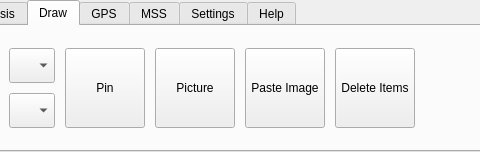
This is src/ui/qgsribbontopwidget.ui in kadas-albireo/kadas-albireo as Qt 5 draws it before an edit; both pictures show x 546 to 1026 and y 0 to 152 of the 1349 by 152 pixel window. The edited form follows.
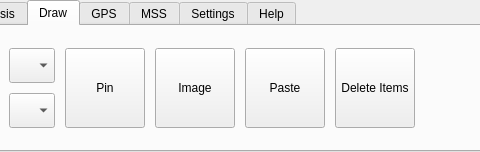
This is the edited form. The open tabs and pages were chosen to show the change. Icons and pictures are not drawn. Custom widgets are drawn as their Qt base class.

Commit message: Generalize paste function to handle all supported data, not just features

What changed in the file:
```diff
--- a/src/ui/qgsribbontopwidget.ui
+++ b/src/ui/qgsribbontopwidget.ui
@@ -1416,7 +1416,7 @@
              </size>
             </property>
             <property name="text">
-             <string>Picture</string>
+             <string>Image</string>
             </property>
             <property name="iconSize">
              <size>
@@ -1447,7 +1447,7 @@
              </size>
             </property>
             <property name="text">
-             <string>Paste Image</string>
+             <string>Paste</string>
             </property>
             <property name="iconSize">
              <size>
```
Left out of the diff: 16 changed lines with no effect on the pictures. The commit also changes 16 other files.
